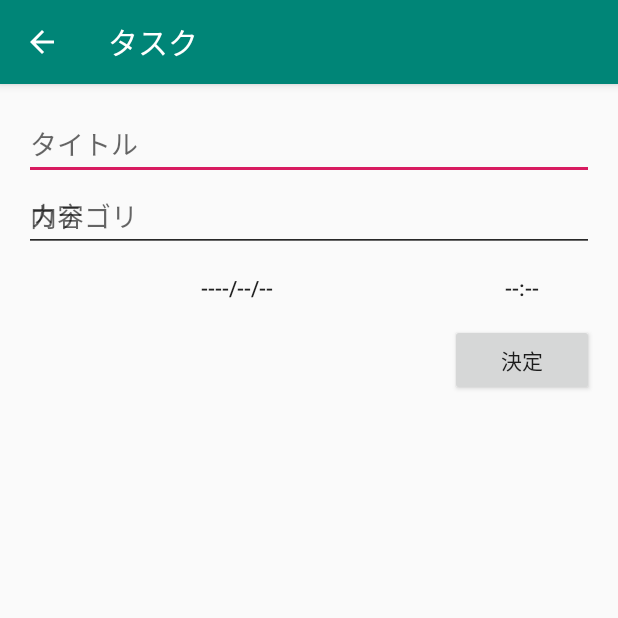
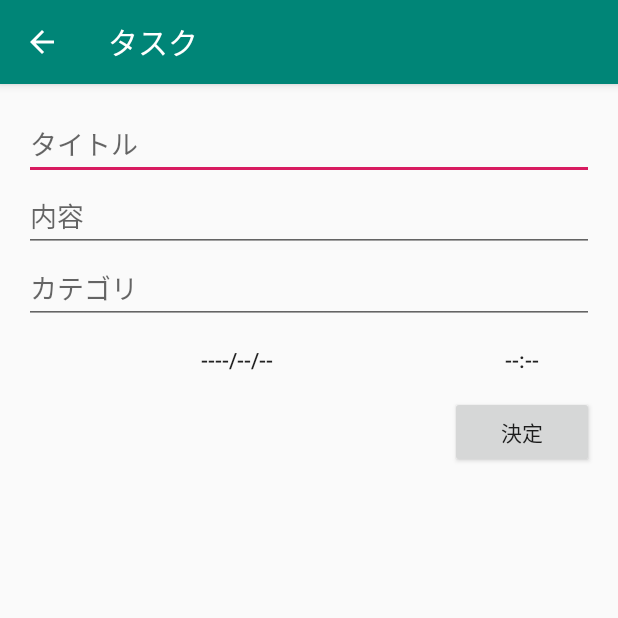
Before and after one commit to rikalica/TaskApp, an Android app: the InputActivity screen opened directly, with no data from a screen before it, on a phone screen of 412 x 824 dp, the top half of it. Run offline under Robolectric (Android 15) with nearby library versions, the phone set to English and light mode, and no system bars; libraries missing offline, so code that uses them is left out: io.realm, jp.techacademy.rika; 3 statements that could not run were skipped.

```diff
--- a/app/src/main/java/jp/techacademy/rika/hataji/taskapp/InputActivity.kt
+++ b/app/src/main/java/jp/techacademy/rika/hataji/taskapp/InputActivity.kt
@@ -83,6 +83,7 @@ class InputActivity : AppCompatActivity() {
         } else {
             title_edit_text.setText(mTask!!.title)
             content_edit_text.setText(mTask!!.contents)
+            category_edit_text.setText(mTask!!.category)
 
             val calendar = Calendar.getInstance()
             calendar.time = mTask!!.date
--- a/app/src/main/java/jp/techacademy/rika/hataji/taskapp/TaskAlarmReceiver.kt
+++ b/app/src/main/java/jp/techacademy/rika/hataji/taskapp/TaskAlarmReceiver.kt
@@ -42,7 +42,6 @@ class TaskAlarmReceiver : BroadcastReceiver() {
         builder.setTicker(task!!.title)   // 5.0以降は表示されない
         builder.setContentTitle(task.title)
         builder.setContentText(task.contents)
-        builder.setContentCategory(task.category)
 
         // 通知をタップしたらアプリを起動するようにする
         val startAppIntent = Intent(context, MainActivity::class.java)
--- a/app/src/main/res/layout/content_input.xml
+++ b/app/src/main/res/layout/content_input.xml
@@ -28,13 +28,13 @@
             android:id="@+id/category_edit_text"
             android:layout_width="match_parent"
             android:layout_height="wrap_content"
-            android:layout_below="@id/title_edit_text"
+            android:layout_below="@id/content_edit_text"
             android:hint="カテゴリ" />
     <Button
             android:id="@+id/date_button"
             android:layout_width="0dp"
             android:layout_height="wrap_content"
-            android:layout_below="@id/content_edit_text"
+            android:layout_below="@id/category_edit_text"
             android:layout_alignParentStart="true"
             android:layout_toLeftOf="@+id/times_button"
             android:text="----/--/--"
@@ -43,7 +43,7 @@
             android:id="@id/times_button"
             android:layout_width="96dp"
             android:layout_height="wrap_content"
-            android:layout_below="@id/content_edit_text"
+            android:layout_below="@id/category_edit_text"
             android:layout_alignParentRight="true"
             android:text="--:--"
             style="@style/Widget.AppCompat.Button.Borderless" />
```
Also changed, not shown: app/src/main/res/layout/activity_main.xml (+9 -1 lines).
